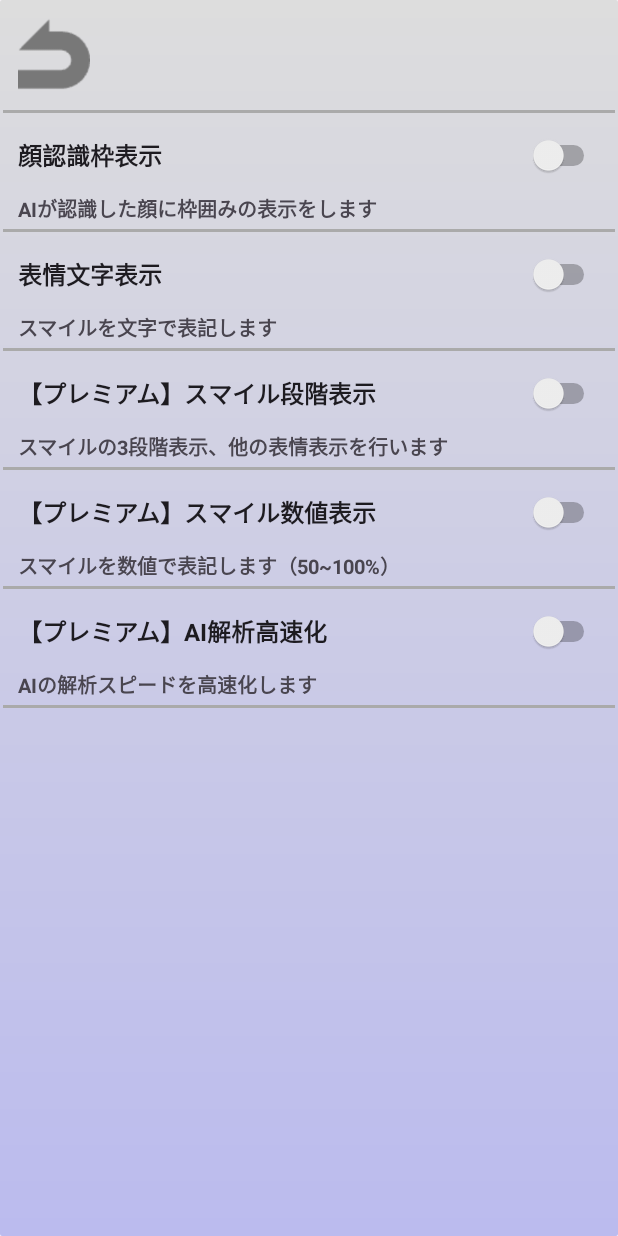
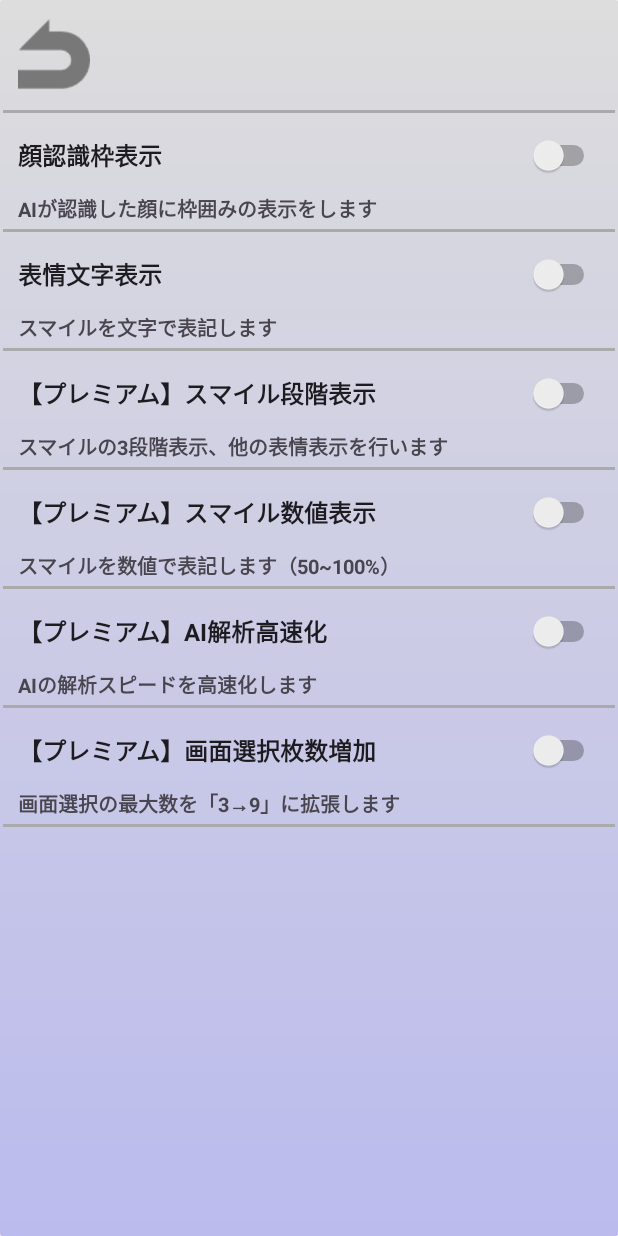
Before and after one commit to tfs-apps-one/SmileChecker, an Android app: the layout activity_sub.xml on its own in the app's theme, with its tools: preview values and no code run, on a phone screen of 412 x 824 dp. Run offline under Robolectric (Android 15) with nearby library versions, the light colour scheme and no system bars.

Commit message:
複数枚選択処理

```diff
--- a/app/src/main/res/layout/activity_main.xml
+++ b/app/src/main/res/layout/activity_main.xml
@@ -142,6 +142,7 @@
                 android:background="@null"
                 android:scaleType="fitCenter"
                 android:adjustViewBounds="true"
+                android:onClick="onInformation"
                 tools:ignore="SpeakableTextPresentCheck,TouchTargetSizeCheck"
                 android:padding="5dp"/>
 
--- a/app/src/main/res/layout/activity_sub.xml
+++ b/app/src/main/res/layout/activity_sub.xml
@@ -165,6 +165,29 @@
                 android:layout_marginTop="3dp"
                 android:layout_marginBottom="3dp"/>
 
+            <Switch
+                android:id="@+id/selection_num"
+                android:layout_width="match_parent"
+                android:layout_height="50sp"
+                android:text="【プレミアム】画面選択枚数増加"
+                android:padding="10sp"
+                android:textSize="16sp"
+                android:textStyle="bold"
+                />
+            <TextView
+                android:id="@+id/explan_6"
+                android:layout_width="match_parent"
+                android:layout_height="wrap_content"
+                android:layout_marginStart="10dp"
+                android:text="画面選択の最大数を「3→9」に拡張します"
+                android:textSize="13sp"
+                android:textStyle="bold"/>
+            <View
+                android:layout_width="match_parent"
+                android:layout_height="2dp"
+                android:background="@android:color/darker_gray"
+                android:layout_marginTop="3dp"
+                android:layout_marginBottom="3dp"/>
 
         </LinearLayout>
     </ScrollView>
```
Also changed, not shown: app/src/main/java/tfsapps/smilechecker/MainActivity.java (+56 -6 lines).
